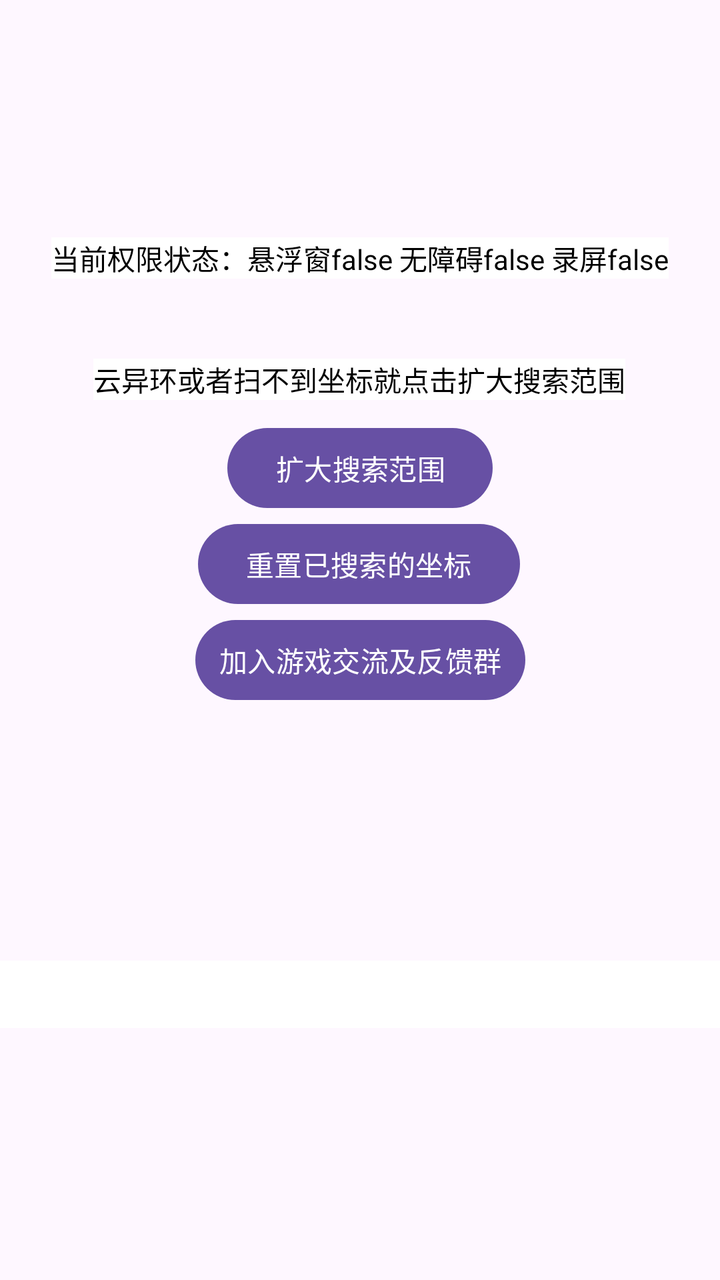
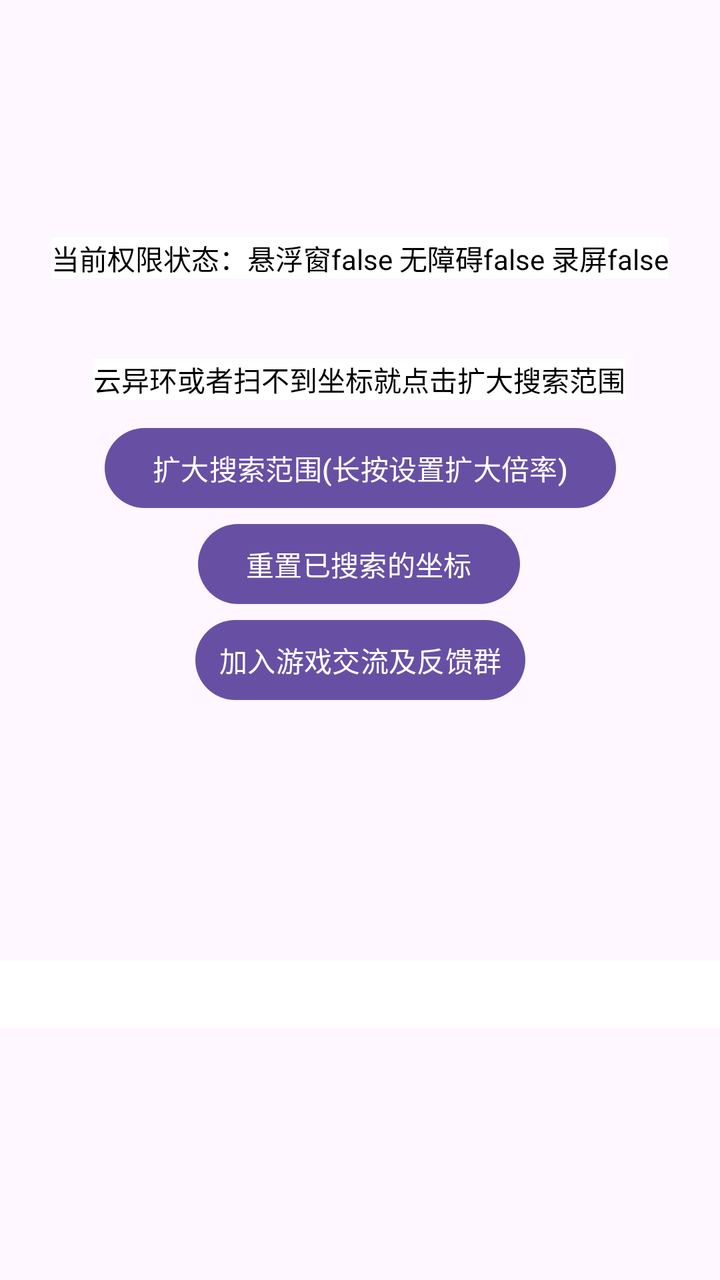

Screens rendered from an Android XML layout before and after an edit, with the pre-edit source and the edit as a unified diff.
<!-- AndroidManifest.xml: application theme Theme.Fish -->
<!-- res/layout/activity_main.xml -->
<?xml version="1.0" encoding="utf-8"?>
<androidx.constraintlayout.widget.ConstraintLayout xmlns:android="http://schemas.android.com/apk/res/android"
    xmlns:app="http://schemas.android.com/apk/res-auto"
    xmlns:tools="http://schemas.android.com/tools"
    android:id="@+id/main"
    android:layout_width="match_parent"
    android:layout_height="match_parent"
    tools:context=".MainActivity">

    <Button
        android:id="@+id/ResetPos"
        android:layout_width="wrap_content"
        android:layout_height="wrap_content"
        android:text="重置已搜索的坐标"
        app:layout_constraintBottom_toBottomOf="parent"
        app:layout_constraintEnd_toEndOf="parent"
        app:layout_constraintHorizontal_bias="0.497"
        app:layout_constraintStart_toStartOf="parent"
        app:layout_constraintTop_toTopOf="parent"
        app:layout_constraintVertical_bias="0.436" />

    <Button
        android:id="@+id/JoinGroup"
        android:layout_width="wrap_content"
        android:layout_height="wrap_content"
        android:text="加入游戏交流及反馈群"
        android:paddingHorizontal="12dp"
        android:paddingVertical="6dp"
        android:singleLine="false"
        app:layout_constraintTop_toBottomOf="@id/ResetPos"
        app:layout_constraintStart_toStartOf="parent"
        app:layout_constraintEnd_toEndOf="parent" />

    <TextView
        android:id="@+id/textView"
        android:layout_width="match_parent"
        android:layout_height="wrap_content"
        android:text=""
        android:background="#FFFFFFFF"
        android:textColor="#FF000000"
        android:textSize="13sp"
        android:padding="8dp"
        app:layout_constraintTop_toBottomOf="@id/JoinGroup"
        app:layout_constraintStart_toStartOf="parent"
        app:layout_constraintEnd_toEndOf="parent"
        app:layout_constraintBottom_toBottomOf="parent" />

    <TextView
        android:id="@+id/textView2"
        android:layout_width="wrap_content"
        android:layout_height="wrap_content"
        android:background="#FFFFFFFF"
        android:textColor="#FF000000"
        android:text="当前权限状态：悬浮窗false 无障碍false 录屏false"
        app:layout_constraintBottom_toTopOf="@+id/ResetPos"
        app:layout_constraintEnd_toEndOf="parent"
        app:layout_constraintStart_toStartOf="parent"
        app:layout_constraintTop_toTopOf="parent" />

    <Button
        android:id="@+id/areBig"
        android:layout_width="wrap_content"
        android:layout_height="wrap_content"
        android:text="扩大搜索范围"
        app:layout_constraintBottom_toTopOf="@+id/ResetPos"
        app:layout_constraintEnd_toEndOf="parent"
        app:layout_constraintStart_toStartOf="parent"
        app:layout_constraintTop_toBottomOf="@+id/textView2"
        app:layout_constraintVertical_bias="1.0" />

    <TextView
        android:id="@+id/textView3"
        android:layout_width="wrap_content"
        android:layout_height="wrap_content"
        android:layout_marginBottom="10dp"
        android:background="#FFFFFFFF"
        android:textColor="#FF000000"
        android:text="云异环或者扫不到坐标就点击扩大搜索范围"
        app:layout_constraintBottom_toTopOf="@+id/areBig"
        app:layout_constraintEnd_toEndOf="parent"
        app:layout_constraintHorizontal_bias="0.498"
        app:layout_constraintStart_toStartOf="parent"
        app:layout_constraintTop_toBottomOf="@+id/textView2"
        app:layout_constraintVertical_bias="1.0" />

</androidx.constraintlayout.widget.ConstraintLayout>
<!-- resources referenced by this layout -->
<resources>
  <style name="Theme.Fish" parent="Base.Theme.Fish" />
  <style name="Base.Theme.Fish" parent="Theme.Material3.DayNight.NoActionBar">
          
          
      </style>
</resources>

<!-- the commit's change to res/layout/activity_main.xml (unified diff, before → after) -->
@@ -61,7 +61,7 @@
         android:id="@+id/areBig"
         android:layout_width="wrap_content"
         android:layout_height="wrap_content"
-        android:text="扩大搜索范围"
+        android:text="扩大搜索范围(长按设置扩大倍率)"
         app:layout_constraintBottom_toTopOf="@+id/ResetPos"
         app:layout_constraintEnd_toEndOf="parent"
         app:layout_constraintStart_toStartOf="parent"
